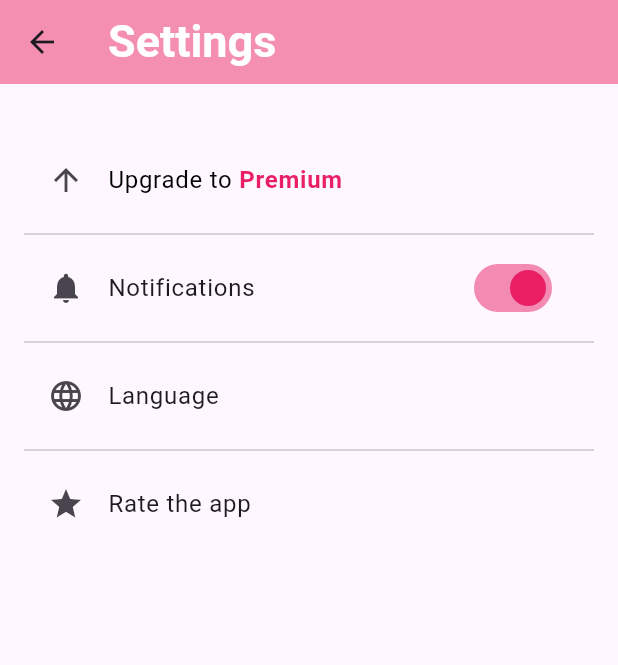
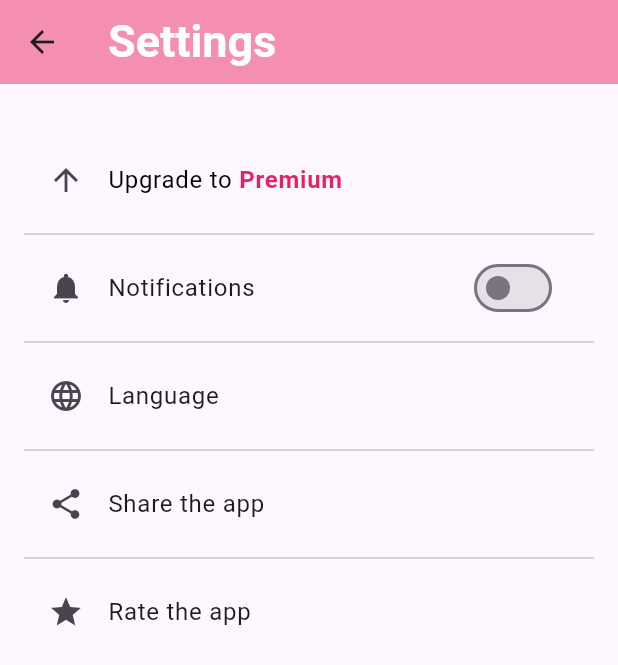
Before and after one commit to Frivox1/rememberme, a Flutter app: the screen it shows after launch, item 2 of the bottom bar chosen, after a tap on the "home" icon, after a tap on the "settings" icon, on a phone screen of 412 x 824 dp. Shown: the top 665 px of the screen. Run offline on Flutter 3.47's test engine with Material 3 defaults, Android fonts, the phone set to English and light mode, and no system bars; our stand-ins replace flutter_local_notifications, hive, table_calendar, timezone; missing offline and left inert: workmanager; accounts and stored records are empty.

Commit message:
gestion des comptes premium

```diff
--- a/lib/main.dart
+++ b/lib/main.dart
@@ -1,4 +1,5 @@
 import 'package:flutter/material.dart';
+import 'package:provider/provider.dart';
 import 'package:flutter_local_notifications/flutter_local_notifications.dart';
 import 'package:hive/hive.dart';
 import 'package:path_provider/path_provider.dart' as path_provider;
@@ -6,9 +7,11 @@ import 'package:rememberme/models/birthday_model.dart';
 import 'package:rememberme/screens/add_annif.dart';
 import 'package:rememberme/screens/home_screen.dart';
 import 'package:rememberme/screens/list_screen.dart';
+import 'package:rememberme/screens/settings.dart';
 import 'package:timezone/data/latest.dart' as tzdata;
 import 'package:timezone/timezone.dart' as tz;
 import 'package:workmanager/workmanager.dart';
+import 'package:rememberme/providers/premium_provider.dart';
 
 void main() async {
   WidgetsFlutterBinding.ensureInitialized();
@@ -47,7 +50,14 @@ void main() async {
     initialDelay: Duration(hours: 24 - DateTime.now().hour + 7, minutes: 30),
   );
 
-  runApp(const MyApp());
+  runApp(
+    ChangeNotifierProvider(
+      // Envelopper MaterialApp avec ChangeNotifierProvider
+      create: (context) =>
+          PremiumProvider(), // Créer une instance de PremiumProvider
+      child: const MyApp(),
+    ),
+  );
 }
 
 class MyAppLifecycleObserver extends WidgetsBindingObserver {
@@ -127,7 +137,7 @@ tz.TZDateTime _nextInstanceOfSevenThirty() {
 }
 
 class MyApp extends StatelessWidget {
-  const MyApp({super.key});
+  const MyApp({Key? key}) : super(key: key);
 
   @override
   Widget build(BuildContext context) {
@@ -143,6 +153,7 @@ class MyApp extends StatelessWidget {
         '/home': (context) => const HomeScreen(),
         '/list': (context) => const ListScreen(),
         '/add': (context) => const AddAnnifScreen(),
+        '/settings': (context) => const SettingsScreen(),
       },
     );
   }
--- /dev/null
+++ b/lib/providers/premium_provider.dart
@@ -0,0 +1,12 @@
+import 'package:flutter/material.dart';
+
+class PremiumProvider extends ChangeNotifier {
+  bool _isPremium = false;
+
+  bool get isPremium => _isPremium;
+
+  void setPremium(bool value) {
+    _isPremium = value;
+    notifyListeners();
+  }
+}
--- a/lib/screens/home_screen.dart
+++ b/lib/screens/home_screen.dart
@@ -1,12 +1,14 @@
 import 'package:flutter/material.dart';
+import 'package:provider/provider.dart';
 import 'package:hive/hive.dart';
 import 'package:rememberme/models/birthday_model.dart';
 import 'package:rememberme/screens/settings.dart';
 import 'package:rememberme/widgets/navbar.dart';
 import 'package:rememberme/widgets/calendar.dart';
+import 'package:rememberme/providers/premium_provider.dart';
 
 class HomeScreen extends StatelessWidget {
-  const HomeScreen({super.key});
+  const HomeScreen({Key? key}) : super(key: key);
 
   @override
   Widget build(BuildContext context) {
@@ -30,9 +32,40 @@ class HomeScreen extends StatelessWidget {
           },
         ),
       ),
-      body: ListView(
+      body: Consumer<PremiumProvider>(
+        // Utiliser Consumer pour accéder à PremiumProvider
+        builder: (context, premiumProvider, _) {
+          return ListView(
             children: [
               const SizedBox(height: 20),
+              Padding(
+                padding: const EdgeInsets.all(8.0),
+                child: Row(
+                  mainAxisAlignment: MainAxisAlignment.center,
+                  children: [
+                    Text(
+                      'You are ',
+                      style: TextStyle(
+                        fontSize: 20,
+                        fontWeight: FontWeight.bold,
+                      ),
+                    ),
+                    Text(
+                      premiumProvider.isPremium
+                          ? 'Premium'
+                          : 'Not Premium', // Afficher si l'utilisateur est premium ou non
+                      style: TextStyle(
+                        fontSize: 20,
+                        fontWeight: FontWeight.bold,
+                        color: premiumProvider.isPremium
+                            ? Colors.green
+                            : Colors
+                                .red, // Couleur différente selon le statut Premium
+                      ),
+                    ),
+                  ],
+                ),
+              ),
               const Padding(
                 padding: EdgeInsets.all(8.0),
                 child: Text(
@@ -60,7 +93,8 @@ class HomeScreen extends StatelessWidget {
                         final now = DateTime.now();
                         final startOfWeek =
                             now.subtract(Duration(days: now.weekday - 1));
-                    final endOfWeek = startOfWeek.add(const Duration(days: 7));
+                        final endOfWeek =
+                            startOfWeek.add(const Duration(days: 7));
                         final birthdaysThisWeek = birthdays
                             .where((birthday) =>
                                 birthday.birthday.month == now.month &&
@@ -147,6 +181,8 @@ class HomeScreen extends StatelessWidget {
               ),
               const SizedBox(height: 20),
             ],
+          );
+        },
       ),
       bottomNavigationBar: const CustomBottomNavBar(),
     );
--- a/lib/screens/settings.dart
+++ b/lib/screens/settings.dart
@@ -1,15 +1,10 @@
 import 'package:flutter/material.dart';
-import 'language_screen.dart'; // Importez votre fichier LanguageScreen.dart
+import 'package:provider/provider.dart';
+import 'package:rememberme/providers/premium_provider.dart';
+import 'package:rememberme/screens/language_screen.dart';
 
-class SettingsScreen extends StatefulWidget {
-  const SettingsScreen({super.key});
-
-  @override
-  _SettingsScreenState createState() => _SettingsScreenState();
-}
-
-class _SettingsScreenState extends State<SettingsScreen> {
-  bool _notificationsEnabled = true;
+class SettingsScreen extends StatelessWidget {
+  const SettingsScreen({Key? key}) : super(key: key);
 
   @override
   Widget build(BuildContext context) {
@@ -25,13 +20,15 @@ class _SettingsScreenState extends State<SettingsScreen> {
           ),
         ),
       ),
-      body: ListView(
+      body: Consumer<PremiumProvider>(
+        builder: (context, premiumProvider, _) {
+          return ListView(
             padding: const EdgeInsets.all(16.0),
             children: <Widget>[
               const SizedBox(height: 20.0),
               ListTile(
                 leading: const Icon(Icons.arrow_upward),
-            title: const Row(
+                title: Row(
                   children: [
                     Text(
                       'Upgrade to ',
@@ -42,43 +39,73 @@ class _SettingsScreenState extends State<SettingsScreen> {
                     Text(
                       'Premium',
                       style: TextStyle(
-                    color: Colors.pink,
+                        color: premiumProvider.isPremium
+                            ? Colors.green
+                            : Colors.pink,
                         fontWeight: FontWeight.bold,
                       ),
                     ),
                   ],
                 ),
                 onTap: () {
-              setState(() {
-                // Votre logique pour activer/désactiver le Premium
-              });
+                  premiumProvider.setPremium(!premiumProvider.isPremium);
                 },
               ),
-          const Divider(), // Ajouter un diviseur
+              const Divider(),
               ListTile(
                 leading: const Icon(Icons.notifications),
                 title: const Text('Notifications'),
                 trailing: Switch(
-              value: _notificationsEnabled,
+                  value: premiumProvider.isPremium,
                   onChanged: (value) {
-                setState(() {
-                  _notificationsEnabled = value;
-                });
+                    if (!premiumProvider.isPremium) {
+                      showDialog(
+                        context: context,
+                        builder: (context) => AlertDialog(
+                          title: const Text('Upgrade to Premium'),
+                          content: const Text(
+                              'Upgrade to premium to enable notifications'),
+                          actions: <Widget>[
+                            TextButton(
+                              onPressed: () {
+                                Navigator.of(context).pop();
                               },
-              activeColor: Colors.pink, // Définir la couleur du bouton
+                              child: const Text('Cancel'),
+                            ),
+                            TextButton(
+                              onPressed: () {
+                                Navigator.of(context).pop();
+                              },
+                              child: const Text('OK'),
+                            ),
+                          ],
+                        ),
+                      );
+                    } else {
+                      // Implementer la logique pour activer les notifications
+                    }
+                  },
+                  activeColor: Colors.pink,
                 ),
               ),
-          const Divider(), // Ajouter un diviseur
+              const Divider(),
               ListTile(
                 leading: const Icon(Icons.language),
                 title: const Text('Language'),
                 onTap: () {
-              // Naviguer vers la nouvelle page LanguageScreen
                   Navigator.push(
                     context,
-                MaterialPageRoute(builder: (context) => const LanguageScreen()),
+                    MaterialPageRoute(
+                      builder: (context) => const LanguageScreen(),
+                    ),
                   );
                 },
+              ),
+              const Divider(),
+              ListTile(
+                leading: const Icon(Icons.share),
+                title: const Text('Share the app'),
+                onTap: () {},
               ),
               const Divider(),
               ListTile(
@@ -89,13 +116,9 @@ class _SettingsScreenState extends State<SettingsScreen> {
                 },
               ),
             ],
+          );
+        },
       ),
     );
   }
 }
-
-void main() {
-  runApp(const MaterialApp(
-    home: SettingsScreen(),
-  ));
-}
--- a/pubspec.yaml
+++ b/pubspec.yaml
@@ -46,6 +46,7 @@ dependencies:
   flutter_local_notifications: ^9.6.0
   timezone: ^0.8.0
   workmanager: ^0.5.2
+  provider: ^6.1.2
 
 dev_dependencies:
   flutter_test:
```
Also changed, not shown: pubspec.lock. Lines whose indentation alone changed are shown as unchanged.
